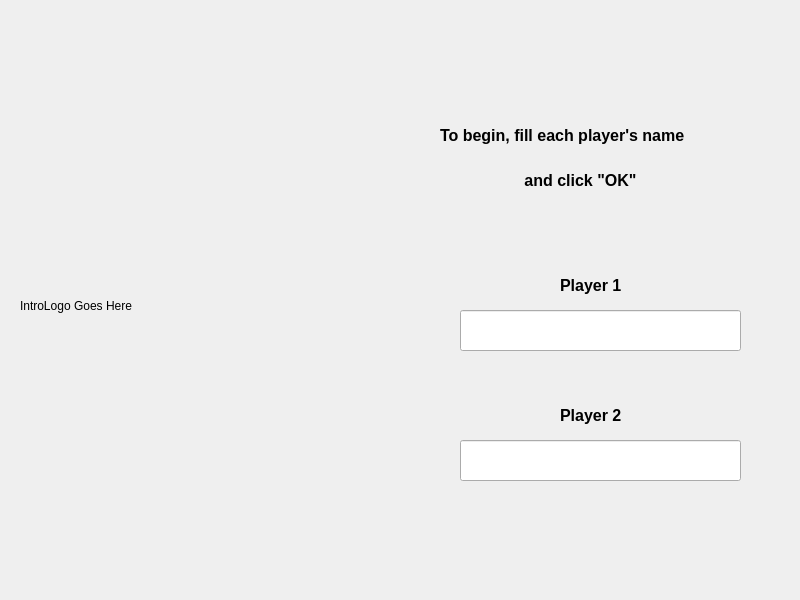
The window that mainpage.ui (SenuraMalaka/CrossTheGameQT) describes before a commit, drawn with Qt 5.
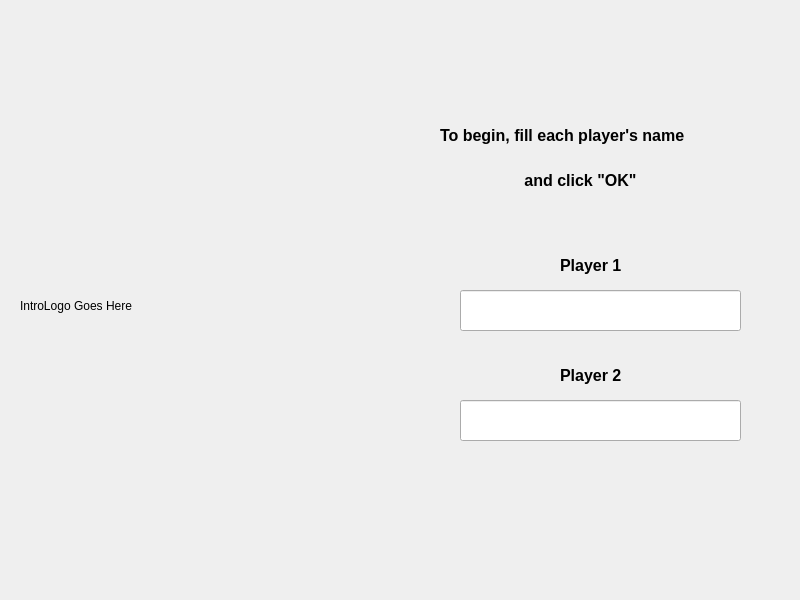
The same window after the commit. Icons and pictures are not drawn.

The edit to the form file:
```diff
--- a/mainpage.ui
+++ b/mainpage.ui
@@ -33,7 +33,7 @@
    <property name="geometry">
     <rect>
      <x>460</x>
-     <y>310</y>
+     <y>290</y>
      <width>281</width>
      <height>41</height>
     </rect>
@@ -48,7 +48,7 @@
    <property name="geometry">
     <rect>
      <x>460</x>
-     <y>440</y>
+     <y>400</y>
      <width>281</width>
      <height>41</height>
     </rect>
@@ -104,7 +104,7 @@
    <property name="geometry">
     <rect>
      <x>560</x>
-     <y>270</y>
+     <y>250</y>
      <width>81</width>
      <height>31</height>
     </rect>
@@ -124,7 +124,7 @@
    <property name="geometry">
     <rect>
      <x>560</x>
-     <y>400</y>
+     <y>360</y>
      <width>91</width>
      <height>31</height>
     </rect>
@@ -140,6 +140,25 @@
     <string>Player 2</string>
    </property>
   </widget>
+  <widget class="QLabel" name="labelMainPageArrowBtn">
+   <property name="geometry">
+    <rect>
+     <x>550</x>
+     <y>470</y>
+     <width>91</width>
+     <height>91</height>
+    </rect>
+   </property>
+   <property name="text">
+    <string/>
+   </property>
+   <property name="pixmap">
+    <pixmap resource="images.qrc">:/images/btns/arrow.png</pixmap>
+   </property>
+   <property name="scaledContents">
+    <bool>true</bool>
+   </property>
+  </widget>
  </widget>
  <resources/>
  <connections/>
```
Left out of the diff: 4 changed lines with no effect on the pictures.
